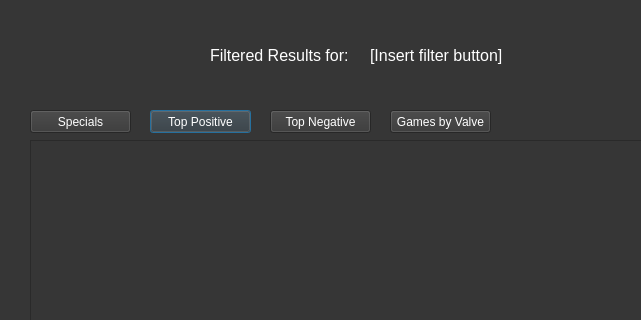
Above: UI files/filteredSearch.ui from DataChefBoyardee/Database-Design-FP before the change; both pictures show x 0 to 641 and y 0 to 320 of the 800 by 800 pixel window. Below: the same form after it.
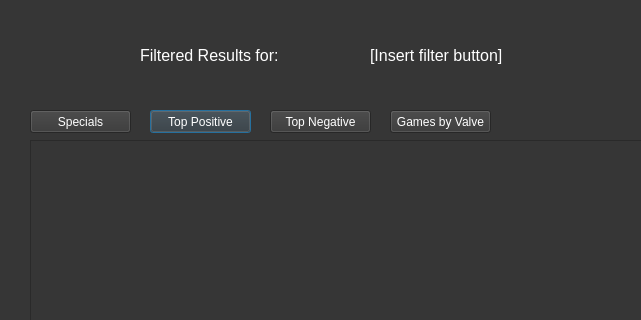
That is the form after the change.

Commit message: Hopefully fixed ui issues

The edit to the form file:
```diff
--- a/UI files/filteredSearch.ui
+++ b/UI files/filteredSearch.ui
@@ -32,9 +32,9 @@
   <widget class="QLabel" name="labelFiltered">
    <property name="geometry">
     <rect>
-     <x>210</x>
+     <x>140</x>
      <y>40</y>
-     <width>151</width>
+     <width>201</width>
      <height>31</height>
     </rect>
    </property>
@@ -55,7 +55,7 @@
     <rect>
      <x>370</x>
      <y>40</y>
-     <width>151</width>
+     <width>191</width>
      <height>31</height>
     </rect>
    </property>
```
The commit also changes 6 other files.
